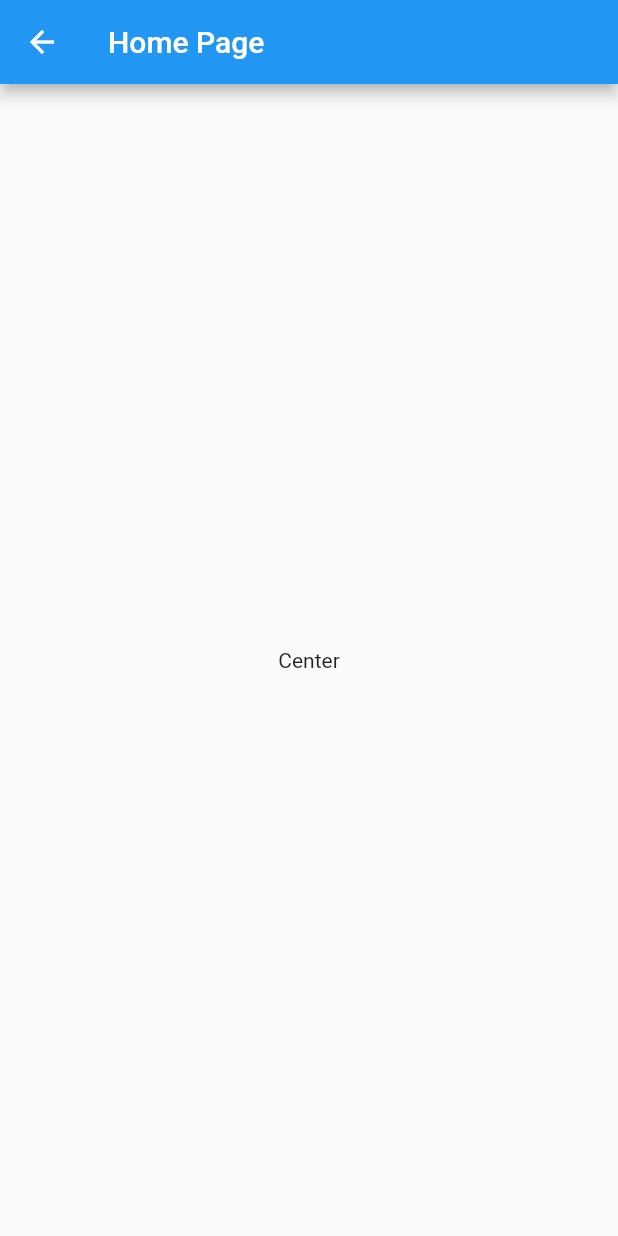
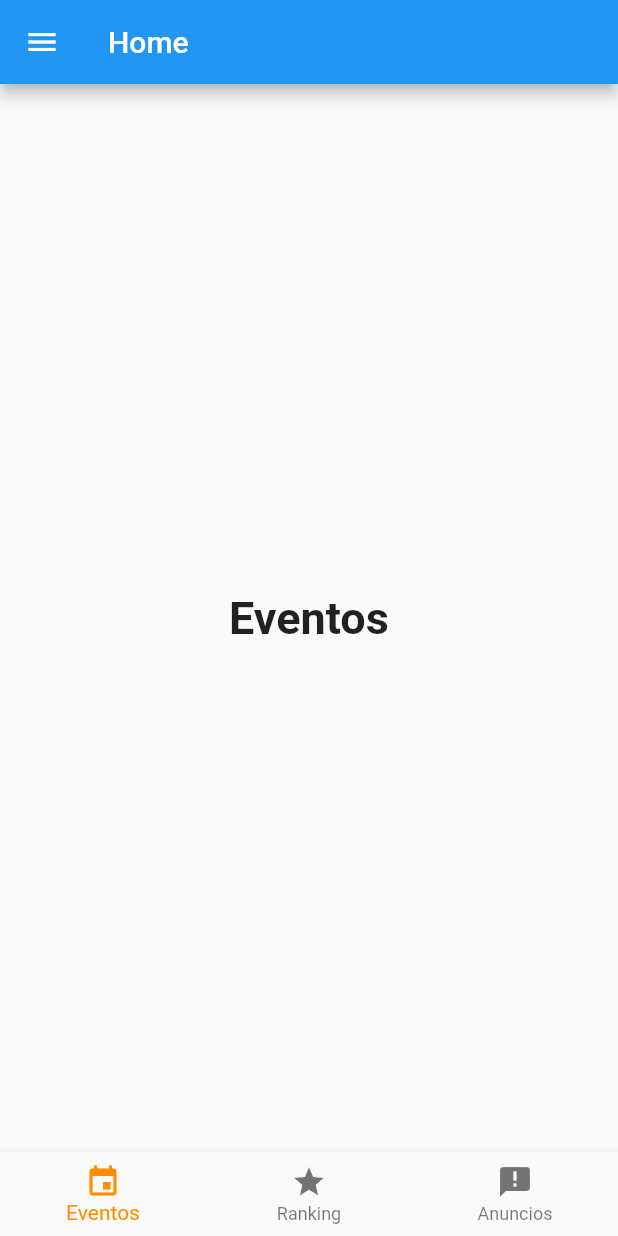
Before and after one commit to DentVega/intimate, a Flutter app: the HomePage screen opened by its route, on a phone screen of 412 x 824 dp. Run offline on Flutter 3.47's test engine with Material 2 defaults, Android fonts, the phone set to English and light mode, and no system bars.

Commit message:
- Home Widget

```diff
--- a/lib/src/pages/home_page.dart
+++ b/lib/src/pages/home_page.dart
@@ -6,15 +6,74 @@ class HomePage extends StatefulWidget {
 }
 
 class _HomePageState extends State<HomePage> {
+  int _selectedIndex = 0;
+  static const TextStyle optionStyle =
+      TextStyle(fontSize: 30, fontWeight: FontWeight.bold);
+  static const List<Widget> _widgetOptions = <Widget>[
+    Text('Eventos', style: optionStyle),
+    Text('Ranking', style: optionStyle),
+    Text('Anuncios', style: optionStyle),
+  ];
+
   @override
   Widget build(BuildContext context) {
     return Scaffold(
       appBar: AppBar(
-        title: Text('Home Page'),
+        title: Text('Home'),
+      ),
+      drawer: Drawer(
+        child: _createDrawer(),
       ),
       body: Center(
-        child: Text('Center'),
+        child: _widgetOptions.elementAt(_selectedIndex),
+      ),
+      bottomNavigationBar: BottomNavigationBar(
+        items: const <BottomNavigationBarItem>[
+          BottomNavigationBarItem(
+              icon: Icon(Icons.event), title: Text('Eventos')),
+          BottomNavigationBarItem(
+              icon: Icon(Icons.star), title: Text('Ranking')),
+          BottomNavigationBarItem(
+              icon: Icon(Icons.announcement), title: Text('Anuncios'))
+        ],
+        currentIndex: _selectedIndex,
+        selectedItemColor: Colors.amber[800],
+        onTap: _onItemTapeed,
       ),
     );
   }
+
+  Widget _createDrawer() {
+    return ListView(
+      padding: EdgeInsets.zero,
+      children: <Widget>[
+        DrawerHeader(
+          child: Text('DraweHeader'),
+          decoration: BoxDecoration(
+            color: Colors.blue,
+          ),
+        ),
+        ListTile(
+          title: Text('Perfil'),
+          onTap: () {},
+        ),
+        ListTile(
+          title: Text('Anuncios'),
+          onTap: () {},
+        ),
+        ListTile(
+          title: Text('Cerrar Sesion'),
+          onTap: () => signOff(),
+        )
+      ],
+    );
+  }
+
+  void _onItemTapeed(int index) {
+    setState(() {
+      _selectedIndex = index;
+    });
+  }
+
+  void signOff() {}
 }
--- a/lib/src/pages/login_page.dart
+++ b/lib/src/pages/login_page.dart
@@ -92,7 +92,9 @@ class _LoginPageState extends State<LoginPage> {
     );
   }
 
-  _iniciarSession() {}
+  _iniciarSession() {
+    Utils.navigateWithName(context, 'home');
+  }
 
   goSignup(BuildContext context) {
     Utils.navigateWithName(context, 'sigup');
```
